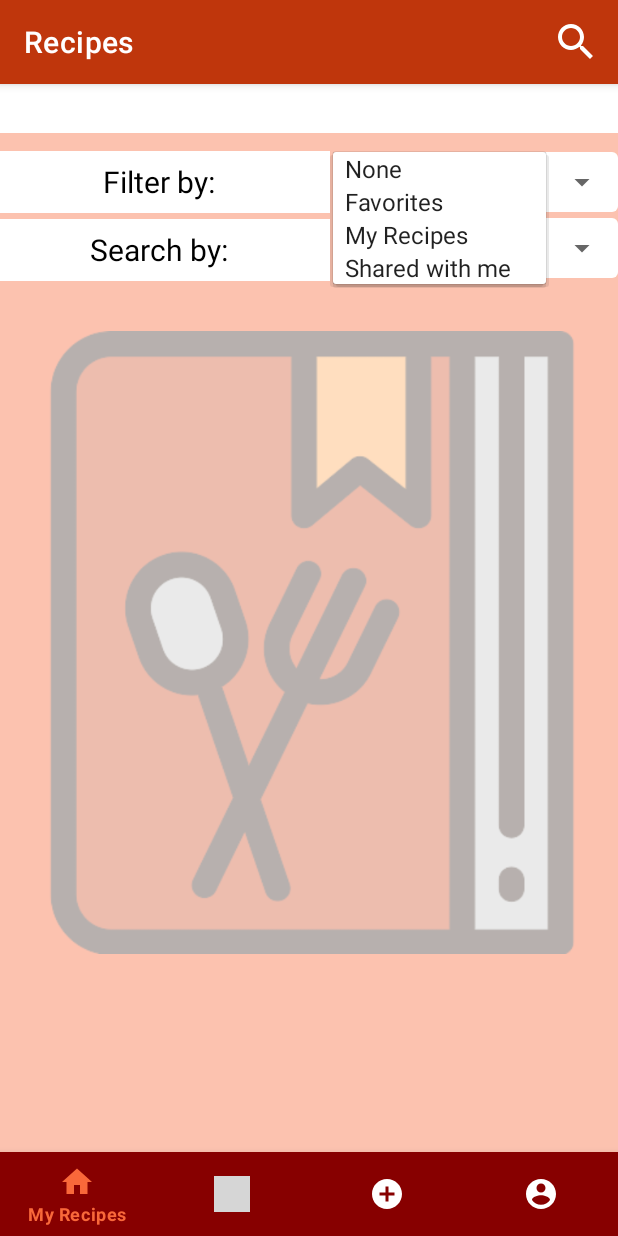
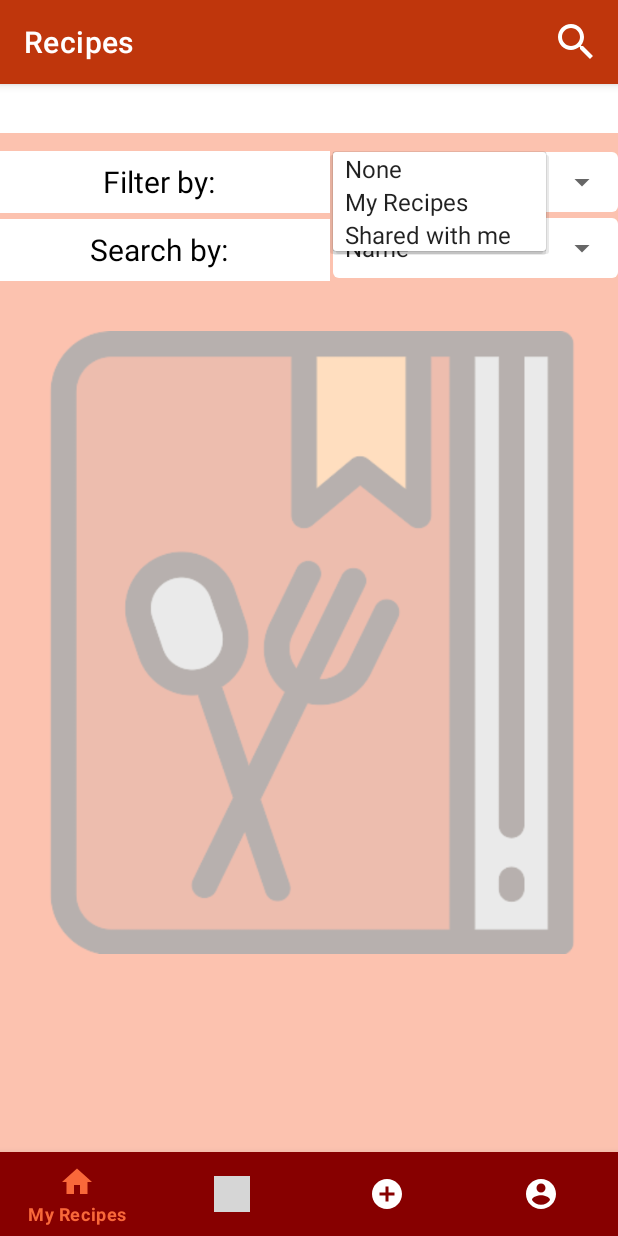
Before and after one commit to cookin-by-the-book/cookin-android, an Android app: the DashboardFragment screen opened through its navigation route, after a tap on "None", on a phone screen of 412 x 824 dp. Run offline under Robolectric (Android 15) with nearby library versions, the phone set to English and light mode, and no system bars; our stand-ins replace Firebase (no records; nobody signed in at launch, a user with empty details on screens opened directly), navigation-ui; grey boxes are pictures that could not be loaded.

Commit message:
Remove redundant filter choice and improve intelligibility of dashboard fragment.

```diff
--- a/cookin_by_the_book/app/src/main/res/values/strings.xml
+++ b/cookin_by_the_book/app/src/main/res/values/strings.xml
@@ -11,7 +11,7 @@
     <string name="account_avatar">account avatar</string>
     <string-array name="filters_array">
         <item>None</item>
-        <item>Favorites</item>
+        <!-- <item>Favorites</item> -->
         <item>My Recipes</item>
         <item>Shared with me</item>
     </string-array>
```
Also changed, not shown: cookin_by_the_book/app/src/main/java/com/mobileappdev/cookinbythebook/ui/dashboard/DashboardFragment.java (+18 -7 lines).
